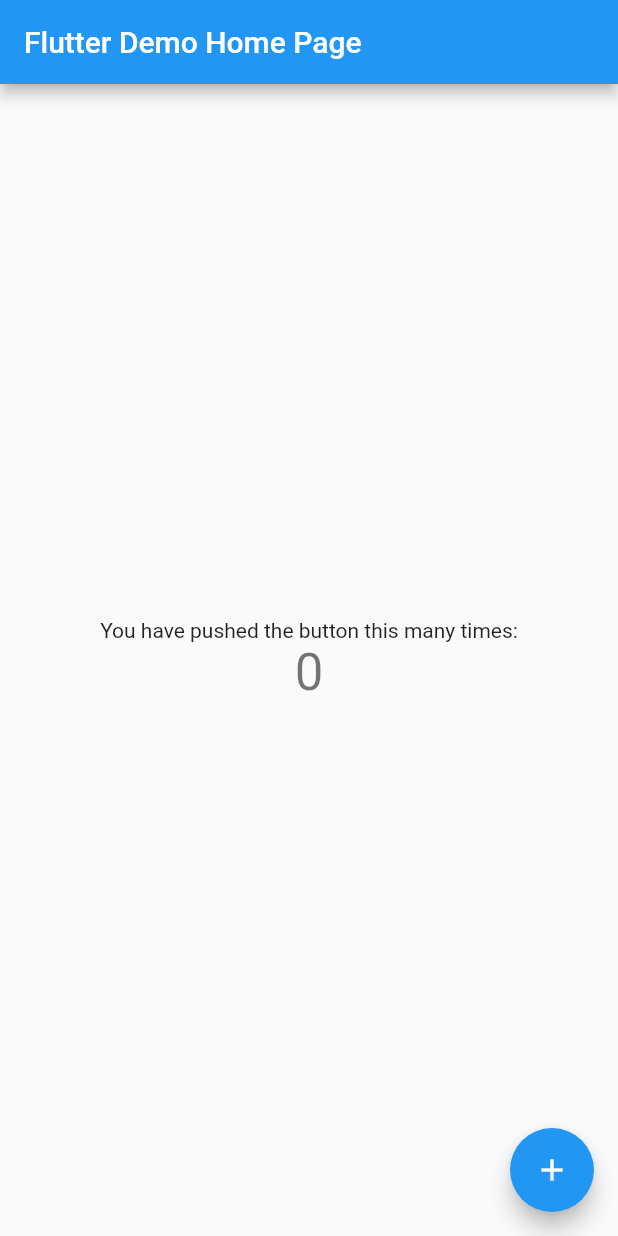
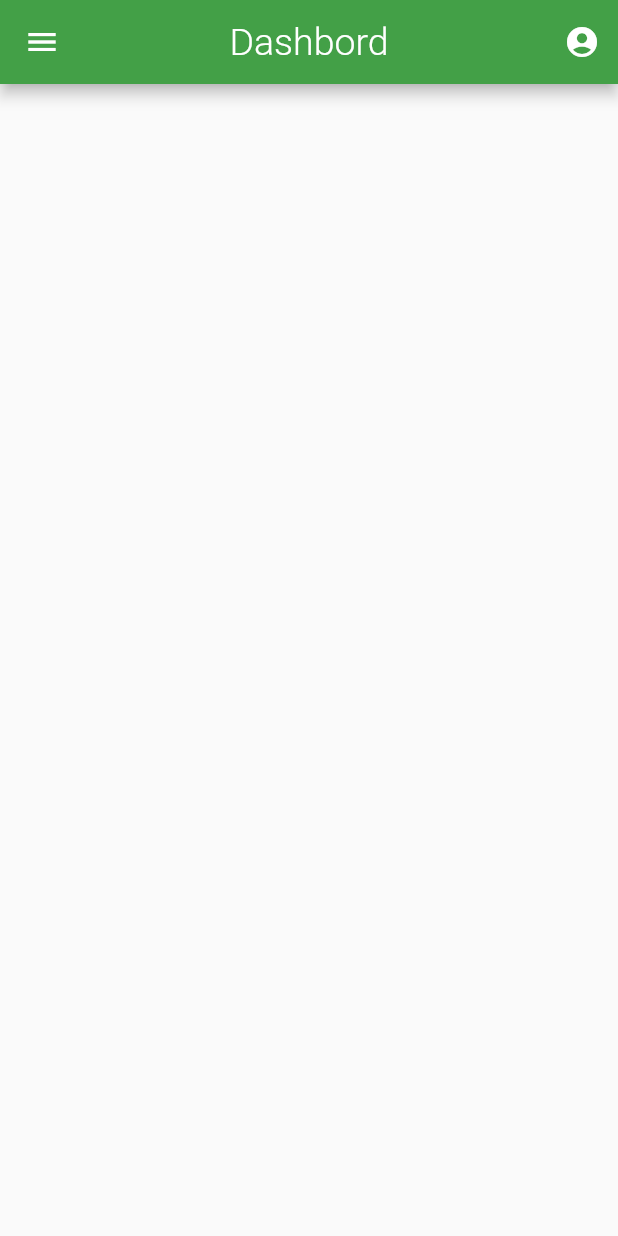
Before and after one commit to wadcharapong-n/REIT_APP_Front, a Flutter app: the screen it shows after launch, on a phone screen of 412 x 824 dp. Run offline on Flutter 3.47's test engine with Material 2 defaults, Android fonts, the phone set to English and light mode, and no system bars; Roboto replaces fonts that are missing (Poppins).

Commit message:
create view dashbord

```diff
--- /dev/null
+++ b/reit_app/lib/home_page.dart
@@ -0,0 +1,58 @@
+import 'package:flutter/material.dart';
+
+@override
+Widget appBarDashbord() {
+  return AppBar(
+    centerTitle: true,
+    title: Text(
+      'Dashbord',
+      style: const TextStyle(
+          color: Colors.white,
+          fontFamily: 'Poppins',
+          fontWeight: FontWeight.w300,
+          fontSize: 25.0),
+    ),
+    actions: <Widget>[
+      IconButton(
+        icon: Icon(Icons.account_circle),
+        onPressed: () {},
+      ),
+    ],
+    backgroundColor: Colors.green[600],
+  );
+}
+
+@override
+Widget drawerDashbord() {
+  return Drawer(
+    child: ListView(
+      padding: EdgeInsets.zero,
+      children: <Widget>[
+        DrawerHeader(
+          child: Text(
+            'Menu',
+            style: const TextStyle(
+                color: Colors.white,
+                fontFamily: 'Poppins',
+                fontWeight: FontWeight.w200,
+                fontSize: 20.0),
+          ),
+          decoration: BoxDecoration(
+            color: Colors.green[600],
+          ),
+        ),
+      ],
+    ),
+  );
+}
+
+class HomePage extends StatelessWidget {
+  @override
+  Widget build(BuildContext context) {
+    return Scaffold(
+      appBar: appBarDashbord(),
+      body: Column(),
+      drawer: drawerDashbord(),
+    );
+  }
+}
--- a/reit_app/lib/main.dart
+++ b/reit_app/lib/main.dart
@@ -1,111 +1,14 @@
 import 'package:flutter/material.dart';
+import 'package:reit_app/home_page.dart';
 
 void main() => runApp(MyApp());
 
 class MyApp extends StatelessWidget {
-  // This widget is the root of your application.
   @override
   Widget build(BuildContext context) {
     return MaterialApp(
-      title: 'Flutter Demo',
-      theme: ThemeData(
-        // This is the theme of your application.
-        //
-        // Try running your application with "flutter run". You'll see the
-        // application has a blue toolbar. Then, without quitting the app, try
-        // changing the primarySwatch below to Colors.green and then invoke
-        // "hot reload" (press "r" in the console where you ran "flutter run",
-        // or simply save your changes to "hot reload" in a Flutter IDE).
-        // Notice that the counter didn't reset back to zero; the application
-        // is not restarted.
-        primarySwatch: Colors.blue,
-      ),
-      home: MyHomePage(title: 'Flutter Demo Home Page'),
+      title: 'REIT APP',
+      home: new HomePage(),
     );
   }
 }
-
-class MyHomePage extends StatefulWidget {
-  MyHomePage({Key key, this.title}) : super(key: key);
-
-  // This widget is the home page of your application. It is stateful, meaning
-  // that it has a State object (defined below) that contains fields that affect
-  // how it looks.
-
-  // This class is the configuration for the state. It holds the values (in this
-  // case the title) provided by the parent (in this case the App widget) and
-  // used by the build method of the State. Fields in a Widget subclass are
-  // always marked "final".
-
-  final String title;
-
-  @override
-  _MyHomePageState createState() => _MyHomePageState();
-}
-
-class _MyHomePageState extends State<MyHomePage> {
-  int _counter = 0;
-
-  void _incrementCounter() {
-    setState(() {
-      // This call to setState tells the Flutter framework that something has
-      // changed in this State, which causes it to rerun the build method below
-      // so that the display can reflect the updated values. If we changed
-      // _counter without calling setState(), then the build method would not be
-      // called again, and so nothing would appear to happen.
-      _counter++;
-    });
-  }
-
-  @override
-  Widget build(BuildContext context) {
-    // This method is rerun every time setState is called, for instance as done
-    // by the _incrementCounter method above.
-    //
-    // The Flutter framework has been optimized to make rerunning build methods
-    // fast, so that you can just rebuild anything that needs updating rather
-    // than having to individually change instances of widgets.
-    return Scaffold(
-      appBar: AppBar(
-        // Here we take the value from the MyHomePage object that was created by
-        // the App.build method, and use it to set our appbar title.
-        title: Text(widget.title),
-      ),
-      body: Center(
-        // Center is a layout widget. It takes a single child and positions it
-        // in the middle of the parent.
-        child: Column(
-          // Column is also layout widget. It takes a list of children and
-          // arranges them vertically. By default, it sizes itself to fit its
-          // children horizontally, and tries to be as tall as its parent.
-          //
-          // Invoke "debug painting" (press "p" in the console, choose the
-          // "Toggle Debug Paint" action from the Flutter Inspector in Android
-          // Studio, or the "Toggle Debug Paint" command in Visual Studio Code)
-          // to see the wireframe for each widget.
-          //
-          // Column has various properties to control how it sizes itself and
-          // how it positions its children. Here we use mainAxisAlignment to
-          // center the children vertically; the main axis here is the vertical
-          // axis because Columns are vertical (the cross axis would be
-          // horizontal).
-          mainAxisAlignment: MainAxisAlignment.center,
-          children: <Widget>[
-            Text(
-              'You have pushed the button this many times:',
-            ),
-            Text(
-              '$_counter',
-              style: Theme.of(context).textTheme.display1,
-            ),
-          ],
-        ),
-      ),
-      floatingActionButton: FloatingActionButton(
-        onPressed: _incrementCounter,
-        tooltip: 'Increment',
-        child: Icon(Icons.add),
-      ), // This trailing comma makes auto-formatting nicer for build methods.
-    );
-  }
-}
```
